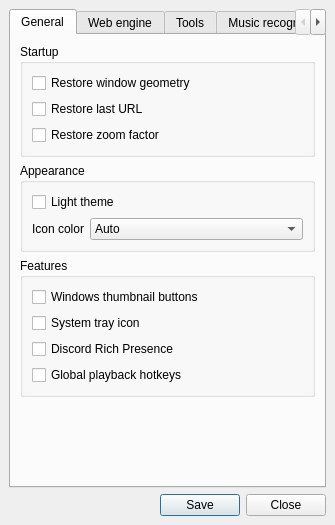
First picture: the form in core/ui/settings_dialog.ui, repository deeffest/Youtube-Music-Desktop-Player, before the edit.
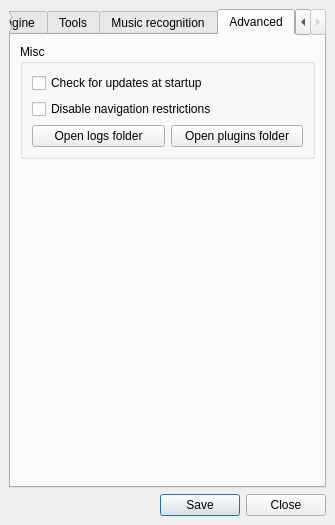
Second picture: the form after the edit. The open tabs and pages were chosen to show the change.

Diff of the .ui file:
```diff
--- a/core/ui/settings_dialog.ui
+++ b/core/ui/settings_dialog.ui
@@ -755,6 +755,92 @@
           </item>
          </layout>
         </widget>
+        <widget class="QWidget" name="tab_5">
+         <attribute name="title">
+          <string>Advanced</string>
+         </attribute>
+         <layout class="QVBoxLayout" name="verticalLayout_13">
+          <item>
+           <widget class="QGroupBox" name="groupBox_9">
+            <property name="title">
+             <string>Misc</string>
+            </property>
+            <layout class="QVBoxLayout" name="verticalLayout_15">
+             <item>
+              <widget class="QCheckBox" name="checkBox_12">
+               <property name="focusPolicy">
+                <enum>Qt::NoFocus</enum>
+               </property>
+               <property name="text">
+                <string>Check for updates at startup</string>
+               </property>
+              </widget>
+             </item>
+             <item>
+              <widget class="QCheckBox" name="checkBox_19">
+               <property name="focusPolicy">
+                <enum>Qt::NoFocus</enum>
+               </property>
+               <property name="toolTip">
+                <string>Allows navigation to or entry of any URL (not recommended).</string>
+               </property>
+               <property name="text">
+                <string>Disable navigation restrictions</string>
+               </property>
+              </widget>
+             </item>
+             <item>
+              <layout class="QHBoxLayout" name="horizontalLayout_7">
+               <item>
+                <widget class="QPushButton" name="pushButton_5">
+                 <property name="focusPolicy">
+                  <enum>Qt::NoFocus</enum>
+                 </property>
+                 <property name="toolTip">
+                  <string>We recommend attaching the `app.log` file from this folder to your bug report on GitHub.</string>
+                 </property>
+                 <property name="text">
+                  <string>Open logs folder</string>
+                 </property>
+                </widget>
+               </item>
+               <item>
+                <widget class="QPushButton" name="pushButton_6">
+                 <property name="focusPolicy">
+                  <enum>Qt::NoFocus</enum>
+                 </property>
+                 <property name="toolTip">
+                  <string>Drag and drop the `.js` files (scripts) that should run on YT Music and/or other pages into this folder.
+You can write them yourself or get them from sites like Greasy Fork.</string>
+                 </property>
+                 <property name="text">
+                  <string>Open plugins folder</string>
+                 </property>
+                </widget>
+               </item>
+              </layout>
+             </item>
+            </layout>
+           </widget>
+          </item>
+          <item>
+           <spacer name="verticalSpacer_7">
+            <property name="orientation">
+             <enum>Qt::Vertical</enum>
+            </property>
+            <property name="sizeType">
+             <enum>QSizePolicy::MinimumExpanding</enum>
+            </property>
+            <property name="sizeHint" stdset="0">
+             <size>
+              <width>20</width>
+              <height>321</height>
+             </size>
+            </property>
+           </spacer>
+          </item>
+         </layout>
+        </widget>
        </widget>
       </item>
       <item>
```
